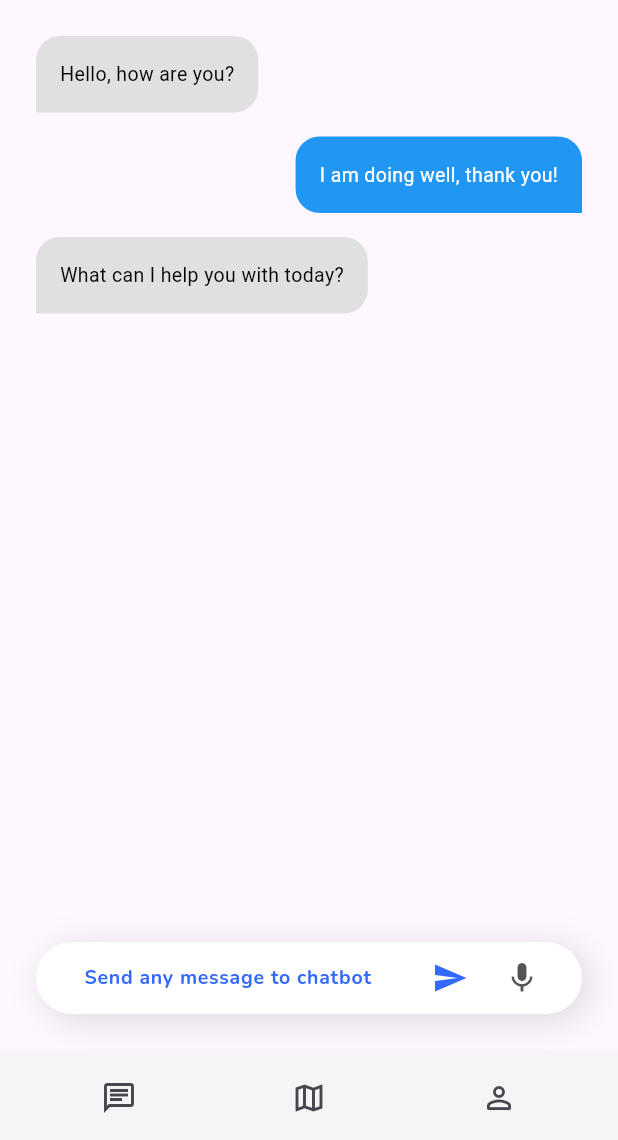
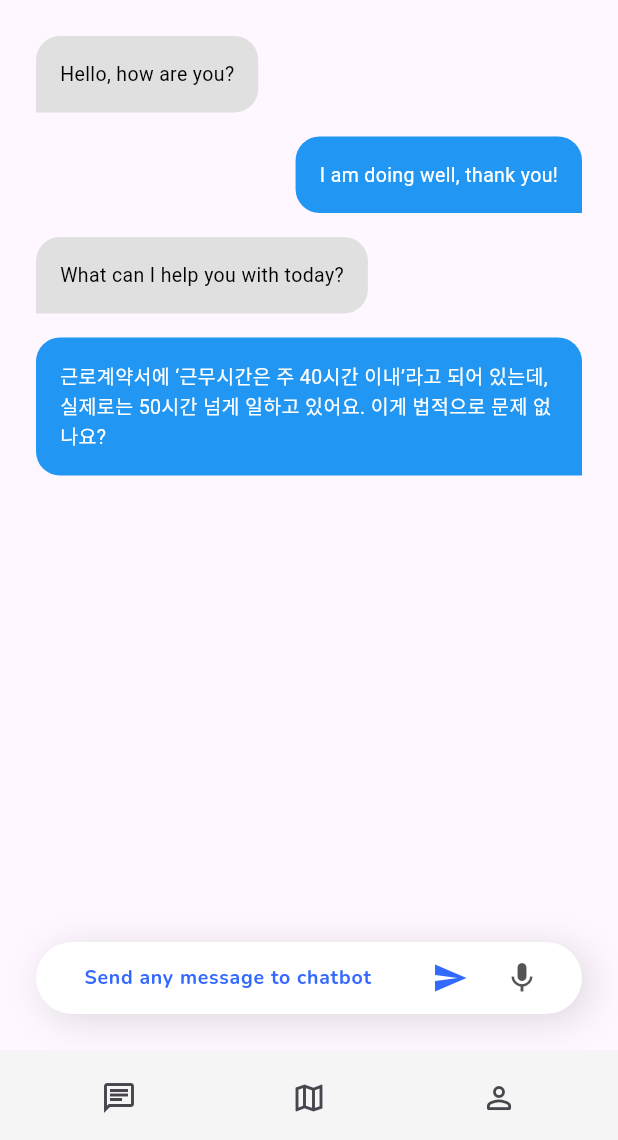
Before and after one commit to yunseoLee0343/HelloWorld-Flutter, a Flutter app: the screen it shows after launch, after a tap on an icon or button, on a phone screen of 412 x 824 dp, the part 96-1236 px from its top. Run offline on Flutter 3.47's test engine with Material 3 defaults, Android fonts, the phone set to English and light mode, and no system bars; drawn by our look-alikes of typewritertext; our stand-ins replace google_maps_flutter, shared_preferences; network calls fail.

Commit message:
[chore] State Persistence and Initialization, Solved trivial errors

```diff
--- a/lib/main.dart
+++ b/lib/main.dart
@@ -48,6 +48,12 @@ class MyApp extends StatelessWidget {
         '/chat': (context) => MyHomePage(title: 'chat'),
         '/search': (context) => MyMapPage(title: 'search'),
       },
+      onUnknownRoute: (settings) {
+        return MaterialPageRoute(builder: (context) => Scaffold(
+          appBar: AppBar(title: Text("404")),
+          body: Center(child: Text("Page not found")),
+        ));
+      },
     );
   }
 }
--- a/lib/screen/home.dart
+++ b/lib/screen/home.dart
@@ -43,7 +43,7 @@ class _MyHomePageState extends State<MyHomePage> {
         _focusNode.unfocus();
       });
 
-      await Provider.of<Messages>(context, listen: false).addMessage(message, '123', '456');
+      await Provider.of<Messages>(context, listen: false).addMessage(message, 'room1', 'user1');
 
       setState(() {
         _isLoading = false;
--- a/lib/screen/intro.dart
+++ b/lib/screen/intro.dart
@@ -112,7 +112,8 @@ class _ChatIntroPageState extends State<ChatIntroPage> {
                   controller: _messageController,
                   onSend: () {
                     _setFirstLaunchFlag();  // 처음 실행된 경우 플래그 설정
-                    Navigator.pushReplacementNamed(context, '/chat');
+                    // Navigator.pushReplacementNamed(context, '/chat');
+                    _navigateToChat(_messageController.text);
                   },
                   focusNode: _focusNode,
                   isSendEnabled: !_isLoading,
```
